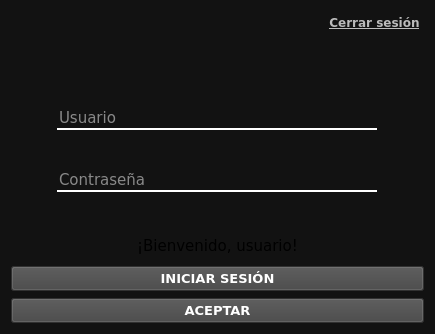
The window that dragon/ui/login.ui (RiaJ16/H-Tech_SIG) describes before a commit, drawn with Qt 5.
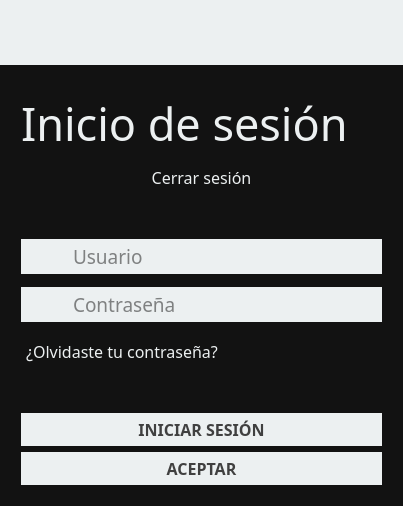
The same window after the commit. Icons and pictures are not drawn.

```diff
--- a/dragon/ui/login.ui
+++ b/dragon/ui/login.ui
@@ -6,8 +6,8 @@
    <rect>
     <x>0</x>
     <y>0</y>
-    <width>435</width>
-    <height>334</height>
+    <width>403</width>
+    <height>506</height>
    </rect>
   </property>
   <property name="windowTitle">
@@ -18,130 +18,256 @@
     <normaloff>:/main/monitor_icon.png</normaloff>:/main/monitor_icon.png</iconset>
   </property>
   <property name="styleSheet">
-   <string notr="true">QLineEdit {
-color: #FFFFFF;
-background-color: transparent;
-border-style: solid;
-border-bottom: 2px solid #FFFFFF;
+   <string notr="true">QWidget{
+	background-color: #121212;
+}
+
+QLineEdit {
+color: #121212;
+background-color: #ecf0f1;
+border-style: none;
+padding-left: 15px;
 }
 
 QPushButton:enabled{
-background-color: #444444;
-color: #FFFFFF;
+background-color: #ecf0f1;
+color: #404040;
 }
 
 QPushButton:disabled{
-background-color: #FFFFFF;
-color: #adc1ce;
+background-color: #bdc3c7;
+color: rgb(255, 255, 255);
 }
 
-QWidget{
-	background-color: #121212;
-}
-
-QPushButton:enabled{
-	/*background-color: qlineargradient(x1: 0, y1: 0, x2: 0, y2: 1, stop: 0 #121212, stop: 1 #121212);*/
-	/*background-color: #121212;*/
-	/*color: white;*/
-	/*font: 10pt &quot;Verdana&quot;;*/
-}
-
-QGroupBox{	
-	border: none;
-}
-
-QTableWidget::item:hover{
-	color: white;
-}
-
- QScrollBar:vertical {
-     border-radius: 100px;
-     background: #595959;
-     width: 5px;
-     margin: 22px 0 22px 0;
- }
- QScrollBar::handle:vertical {
-     background: #cdcdcd;
-     min-height: 20px;
- }
- QScrollBar::add-line:vertical {
-     /*border: 2px solid grey;*/
-     /*background: #32CC99;*/
-     /*height: 20px;*/
-    /* subcontrol-position: bottom;*/
-     /*subcontrol-origin: margin;*/
-	width: 0;
- }
-
- QScrollBar::sub-line:vertical {
-   /*  border: 2px solid grey;*/
-     /*background: #32CC99;*/
-     /*height: 20px;*/
-    /* subcontrol-position: top;*/
-    /* subcontrol-origin: margin;*/
-	width: 0;
- }
- QScrollBar::up-arrow:vertical, QScrollBar::down-arrow:vertical {
-     border: 2px solid grey;
-     width: 3px;
-     height: 3px;
-     background: white;
- }
-
- QScrollBar::add-page:vertical, QScrollBar::sub-page:vertical {
-     background: none;
- }
-
-QTableWidget{
-	selection-color: #1abc9c;
-	selection-background-color: #121212;
-	background-color: #121212;
-	color: #7f8c8d;
-}
-
-QComboBox{
-	color: #7f8c8d;
-	background: #121212;	
-	font: 75 12pt &quot;Verdana&quot;;
-}
-
-QComboBox::focus{
-	color: white;
-	selection-background-color: #121212;
-}
-
-Line{
-	border: 2px solid #3A3A3A;
-}</string>
+</string>
   </property>
-  <layout class="QVBoxLayout" name="verticalLayout">
-   <property name="spacing">
-    <number>7</number>
+  <layout class="QVBoxLayout" name="verticalLayout_2">
+   <property name="leftMargin">
+    <number>0</number>
+   </property>
+   <property name="topMargin">
+    <number>0</number>
+   </property>
+   <property name="rightMargin">
+    <number>0</number>
+   </property>
+   <property name="bottomMargin">
+    <number>0</number>
    </property>
    <item>
+    <widget class="QFrame" name="kraken">
+     <property name="sizePolicy">
+      <sizepolicy hsizetype="Preferred" vsizetype="Fixed">
+       <horstretch>0</horstretch>
+       <verstretch>0</verstretch>
+      </sizepolicy>
+     </property>
+     <property name="minimumSize">
+      <size>
+       <width>0</width>
+       <height>65</height>
+      </size>
+     </property>
+     <property name="styleSheet">
+      <string notr="true">background-color: #ecf0f1;</string>
+     </property>
+     <property name="frameShape">
+      <enum>QFrame::NoFrame</enum>
+     </property>
+     <property name="frameShadow">
+      <enum>QFrame::Raised</enum>
+     </property>
     <layout class="QHBoxLayout" name="horizontalLayout">
+      <property name="spacing">
+       <number>0</number>
+      </property>
+      <property name="leftMargin">
+       <number>0</number>
+      </property>
+      <property name="topMargin">
+       <number>0</number>
+      </property>
+      <property name="rightMargin">
+       <number>0</number>
+      </property>
+      <property name="bottomMargin">
+       <number>0</number>
+      </property>
+      <item>
+       <widget class="QLabel" name="logo">
+        <property name="styleSheet">
+         <string notr="true"/>
+        </property>
+        <property name="text">
+         <string/>
+        </property>
+        <property name="pixmap">
+         <pixmap>:/main/logo.png</pixmap>
+        </property>
+       </widget>
+      </item>
      <item>
       <spacer name="horizontalSpacer">
        <property name="orientation">
         <enum>Qt::Horizontal</enum>
        </property>
+        <property name="sizeType">
+         <enum>QSizePolicy::MinimumExpanding</enum>
+        </property>
        <property name="sizeHint" stdset="0">
         <size>
-         <width>40</width>
+          <width>0</width>
          <height>20</height>
         </size>
        </property>
       </spacer>
      </item>
      <item>
+       <layout class="QVBoxLayout" name="verticalLayout_6">
+        <property name="spacing">
+         <number>0</number>
+        </property>
+        <item>
+         <widget class="QPushButton" name="botonCerrar">
+          <property name="sizePolicy">
+           <sizepolicy hsizetype="Fixed" vsizetype="Fixed">
+            <horstretch>0</horstretch>
+            <verstretch>0</verstretch>
+           </sizepolicy>
+          </property>
+          <property name="minimumSize">
+           <size>
+            <width>50</width>
+            <height>50</height>
+           </size>
+          </property>
+          <property name="maximumSize">
+           <size>
+            <width>50</width>
+            <height>50</height>
+           </size>
+          </property>
+          <property name="focusPolicy">
+           <enum>Qt::NoFocus</enum>
+          </property>
+          <property name="styleSheet">
+           <string notr="true">:enabled{
+	color: black;
+	border: none;
+	padding: 5px;
+}
+
+:disabled{
+	color: black;
+}
+
+:pressed{
+	background-color: black;
+}
+
+:hover{
+	background-color: #e74c3c;
+	border: none;
+}</string>
+          </property>
+          <property name="text">
+           <string/>
+          </property>
+          <property name="icon">
+           <iconset>
+            <normaloff>:/general/icons/closeicon-d.png</normaloff>:/general/icons/closeicon-d.png</iconset>
+          </property>
+          <property name="iconSize">
+           <size>
+            <width>24</width>
+            <height>24</height>
+           </size>
+          </property>
+          <property name="flat">
+           <bool>false</bool>
+          </property>
+         </widget>
+        </item>
+        <item>
+         <spacer name="verticalSpacer_6">
+          <property name="orientation">
+           <enum>Qt::Vertical</enum>
+          </property>
+          <property name="sizeHint" stdset="0">
+           <size>
+            <width>20</width>
+            <height>10</height>
+           </size>
+          </property>
+         </spacer>
+        </item>
+       </layout>
+      </item>
+     </layout>
+    </widget>
+   </item>
+   <item>
+    <layout class="QVBoxLayout" name="verticalLayout">
+     <property name="leftMargin">
+      <number>21</number>
+     </property>
+     <property name="topMargin">
+      <number>21</number>
+     </property>
+     <property name="rightMargin">
+      <number>21</number>
+     </property>
+     <property name="bottomMargin">
+      <number>21</number>
+     </property>
+     <item>
+      <widget class="QLabel" name="labelBienvenido">
+       <property name="sizePolicy">
+        <sizepolicy hsizetype="MinimumExpanding" vsizetype="Preferred">
+         <horstretch>0</horstretch>
+         <verstretch>0</verstretch>
+        </sizepolicy>
+       </property>
+       <property name="minimumSize">
+        <size>
+         <width>205</width>
+         <height>0</height>
+        </size>
+       </property>
+       <property name="font">
+        <font>
+         <family>Tw Cen MT Condensed</family>
+         <pointsize>34</pointsize>
+        </font>
+       </property>
+       <property name="styleSheet">
+        <string notr="true">color: #ecf0f1;</string>
+       </property>
+       <property name="text">
+        <string>&lt;html&gt;&lt;head/&gt;&lt;body&gt;&lt;p&gt;Inicio de sesión&lt;/p&gt;&lt;/body&gt;&lt;/html&gt;</string>
+       </property>
+       <property name="wordWrap">
+        <bool>false</bool>
+       </property>
+      </widget>
+     </item>
+     <item>
+      <layout class="QHBoxLayout" name="horizontalLayout_5">
+       <item>
+        <widget class="QLabel" name="spacerC1">
+         <property name="text">
+          <string/>
+         </property>
+        </widget>
+       </item>
+       <item>
       <widget class="QPushButton" name="botonLogout">
        <property name="font">
         <font>
-         <family>Verdana</family>
-         <pointsize>9</pointsize>
-         <weight>75</weight>
-         <bold>true</bold>
-         <underline>true</underline>
+           <family>Tw Cen MT</family>
+           <pointsize>12</pointsize>
+           <weight>50</weight>
+           <bold>false</bold>
         </font>
        </property>
        <property name="cursor">
@@ -149,16 +275,22 @@
        </property>
        <property name="styleSheet">
         <string notr="true">:enabled{
-	color: #BBBBBB;
+	color: #ecf0f1;
+	border: none;
+	background-color: transparent;
+	padding: 5px;
 }
 
 :disabled{
-	color: #BBBBBB;
+	color: #ecf0f1;
 }
 
 :pressed{
-	color: #FFFFFF;
-	background-color: transparent;
+	color: black;
+}
+
+:hover{
+	color: white;
 }</string>
        </property>
        <property name="text">
@@ -169,42 +301,86 @@
        </property>
       </widget>
      </item>
+       <item>
+        <widget class="QLabel" name="spacerC2">
+         <property name="text">
+          <string/>
+         </property>
+        </widget>
+       </item>
     </layout>
    </item>
    <item>
-    <widget class="QLabel" name="logo">
+      <widget class="QLabel" name="spacer2">
+       <property name="text">
+        <string/>
+       </property>
+      </widget>
+     </item>
+     <item>
+      <layout class="QHBoxLayout" name="horizontalLayout_2">
+       <property name="spacing">
+        <number>0</number>
+       </property>
+       <item>
+        <widget class="QPushButton" name="iconUser">
+         <property name="sizePolicy">
+          <sizepolicy hsizetype="Minimum" vsizetype="Fixed">
+           <horstretch>0</horstretch>
+           <verstretch>0</verstretch>
+          </sizepolicy>
+         </property>
+         <property name="minimumSize">
+          <size>
+           <width>35</width>
+           <height>35</height>
+          </size>
+         </property>
+         <property name="maximumSize">
+          <size>
+           <width>35</width>
+           <height>16777215</height>
+          </size>
+         </property>
+         <property name="focusPolicy">
+          <enum>Qt::NoFocus</enum>
+         </property>
      <property name="styleSheet">
-      <string notr="true"/>
+          <string notr="true">margin: 0;
+border: none;</string>
      </property>
      <property name="text">
       <string/>
      </property>
+         <property name="icon">
+          <iconset>
+           <normaloff>:/general/icons/usericon-b.png</normaloff>:/general/icons/usericon-b.png</iconset>
+         </property>
+         <property name="iconSize">
+          <size>
+           <width>35</width>
+           <height>35</height>
+          </size>
+         </property>
+         <property name="flat">
+          <bool>true</bool>
+         </property>
     </widget>
    </item>
    <item>
-    <widget class="QLabel" name="spacer1">
-     <property name="text">
-      <string/>
-     </property>
-    </widget>
-   </item>
-   <item alignment="Qt::AlignHCenter">
     <widget class="QLineEdit" name="editUsuario">
      <property name="minimumSize">
       <size>
        <width>320</width>
-       <height>0</height>
+           <height>35</height>
       </size>
      </property>
      <property name="font">
       <font>
-       <family>Verdana</family>
-       <pointsize>11</pointsize>
-      </font>
-     </property>
-     <property name="toolTip">
-      <string>&lt;html&gt;&lt;head/&gt;&lt;body&gt;&lt;p&gt;jhhhj&lt;/p&gt;&lt;/body&gt;&lt;/html&gt;</string>
-     </property>
+           <family>Tw Cen MT</family>
+           <pointsize>14</pointsize>
+          </font>
+         </property>
      <property name="whatsThis">
       <string>&lt;html&gt;&lt;head/&gt;&lt;body&gt;&lt;p&gt;Usuario&lt;/p&gt;&lt;/body&gt;&lt;/html&gt;</string>
      </property>
@@ -216,25 +392,86 @@
      </property>
     </widget>
    </item>
+      </layout>
+     </item>
    <item>
-    <widget class="QLabel" name="spacer2">
+      <spacer name="verticalSpacer_2">
+       <property name="orientation">
+        <enum>Qt::Vertical</enum>
+       </property>
+       <property name="sizeType">
+        <enum>QSizePolicy::Fixed</enum>
+       </property>
+       <property name="sizeHint" stdset="0">
+        <size>
+         <width>20</width>
+         <height>7</height>
+        </size>
+       </property>
+      </spacer>
+     </item>
+     <item>
+      <layout class="QHBoxLayout" name="horizontalLayout_3">
+       <property name="spacing">
+        <number>0</number>
+       </property>
+       <item>
+        <widget class="QPushButton" name="iconLock">
+         <property name="sizePolicy">
+          <sizepolicy hsizetype="Minimum" vsizetype="Fixed">
+           <horstretch>0</horstretch>
+           <verstretch>0</verstretch>
+          </sizepolicy>
+         </property>
+         <property name="minimumSize">
+          <size>
+           <width>35</width>
+           <height>35</height>
+          </size>
+         </property>
+         <property name="maximumSize">
+          <size>
+           <width>35</width>
+           <height>16777215</height>
+          </size>
+         </property>
+         <property name="focusPolicy">
+          <enum>Qt::NoFocus</enum>
+         </property>
+         <property name="styleSheet">
+          <string notr="true">margin: 0;
+border: none;</string>
+         </property>
      <property name="text">
       <string/>
      </property>
-    </widget>
-   </item>
-   <item alignment="Qt::AlignHCenter">
+         <property name="icon">
+          <iconset>
+           <normaloff>:/general/icons/lockicon-b.png</normaloff>:/general/icons/lockicon-b.png</iconset>
+         </property>
+         <property name="iconSize">
+          <size>
+           <width>35</width>
+           <height>35</height>
+          </size>
+         </property>
+         <property name="flat">
+          <bool>true</bool>
+         </property>
+        </widget>
+       </item>
+       <item>
     <widget class="QLineEdit" name="editPassword">
      <property name="minimumSize">
       <size>
        <width>320</width>
-       <height>0</height>
+           <height>35</height>
       </size>
      </property>
      <property name="font">
       <font>
-       <family>Verdana</family>
-       <pointsize>11</pointsize>
+           <family>Tw Cen MT</family>
+           <pointsize>14</pointsize>
       </font>
      </property>
      <property name="text">
@@ -248,23 +485,80 @@
      </property>
     </widget>
    </item>
+      </layout>
+     </item>
    <item>
-    <widget class="QLabel" name="spacer3">
-     <property name="text">
-      <string/>
-     </property>
-    </widget>
+      <spacer name="verticalSpacer">
+       <property name="orientation">
+        <enum>Qt::Vertical</enum>
+       </property>
+       <property name="sizeType">
+        <enum>QSizePolicy::Fixed</enum>
+       </property>
+       <property name="sizeHint" stdset="0">
+        <size>
+         <width>20</width>
+         <height>7</height>
+        </size>
+       </property>
+      </spacer>
    </item>
    <item>
-    <widget class="QLabel" name="labelBienvenido">
+      <layout class="QHBoxLayout" name="horizontalLayout_6">
+       <item>
+        <widget class="QPushButton" name="botonForgot">
      <property name="font">
       <font>
-       <family>Verdana</family>
-       <pointsize>11</pointsize>
-      </font>
-     </property>
+           <family>Tw Cen MT</family>
+           <pointsize>12</pointsize>
+           <weight>50</weight>
+           <bold>false</bold>
+          </font>
+         </property>
+         <property name="cursor">
+          <cursorShape>PointingHandCursor</cursorShape>
+         </property>
+         <property name="focusPolicy">
+          <enum>Qt::TabFocus</enum>
+         </property>
+         <property name="styleSheet">
+          <string notr="true">:enabled{
+	color: #ecf0f1;
+	border: none;
+	background-color: transparent;
+	padding: 5px;
+}
+
+:disabled{
+	color: #ecf0f1;
+}
+
+:pressed{
+	color: black;
+}
+
+:hover{
+	color: white;
+}</string>
+         </property>
      <property name="text">
-      <string>&lt;html&gt;&lt;head/&gt;&lt;body&gt;&lt;p align=&quot;center&quot;&gt;¡Bienvenido, usuario!&lt;/p&gt;&lt;/body&gt;&lt;/html&gt;</string>
+          <string>¿Olvidaste tu contraseña?</string>
+         </property>
+        </widget>
+       </item>
+       <item>
+        <widget class="QLabel" name="spacerF1">
+         <property name="text">
+          <string/>
+         </property>
+        </widget>
+       </item>
+      </layout>
+     </item>
+     <item>
+      <widget class="QLabel" name="spacer1">
+       <property name="text">
+        <string/>
      </property>
     </widget>
    </item>
@@ -272,8 +566,8 @@
     <widget class="QPushButton" name="botonLogin">
      <property name="font">
       <font>
-       <family>Verdana</family>
-       <pointsize>10</pointsize>
+         <family>Tw Cen MT</family>
+         <pointsize>12</pointsize>
        <weight>75</weight>
        <bold>true</bold>
       </font>
@@ -282,7 +576,21 @@
       <cursorShape>PointingHandCursor</cursorShape>
      </property>
      <property name="styleSheet">
-      <string notr="true"/>
+        <string notr="true">:enabled{
+	padding: 5px;
+	border: none;
+}
+
+:disabled{
+	padding: 5px;
+	border: none;
+}
+
+:hover{
+	padding: 5px;
+	background-color: white;
+	color: #000000;
+}</string>
      </property>
      <property name="text">
       <string>INICIAR SESIÓN</string>
@@ -293,18 +601,40 @@
     <widget class="QPushButton" name="botonAceptar">
      <property name="font">
       <font>
-       <family>Verdana</family>
-       <pointsize>10</pointsize>
+         <family>Tw Cen MT</family>
+         <pointsize>12</pointsize>
        <weight>75</weight>
        <bold>true</bold>
       </font>
      </property>
+       <property name="focusPolicy">
+        <enum>Qt::TabFocus</enum>
+       </property>
+       <property name="styleSheet">
+        <string notr="true">:enabled{
+	padding: 5px;
+	border: none;
+}
+
+:disabled{
+	padding: 5px;
+	border: none;
+}
+
+:hover{
+	padding: 5px;
+	background-color: white;
+	color: #000000;
+}</string>
+       </property>
      <property name="text">
       <string>ACEPTAR</string>
      </property>
     </widget>
    </item>
   </layout>
+   </item>
+  </layout>
  </widget>
  <resources/>
  <connections/>
```
Left out of the diff: 16 changed lines with no effect on the pictures. Lines whose indentation alone changed are shown as unchanged.
